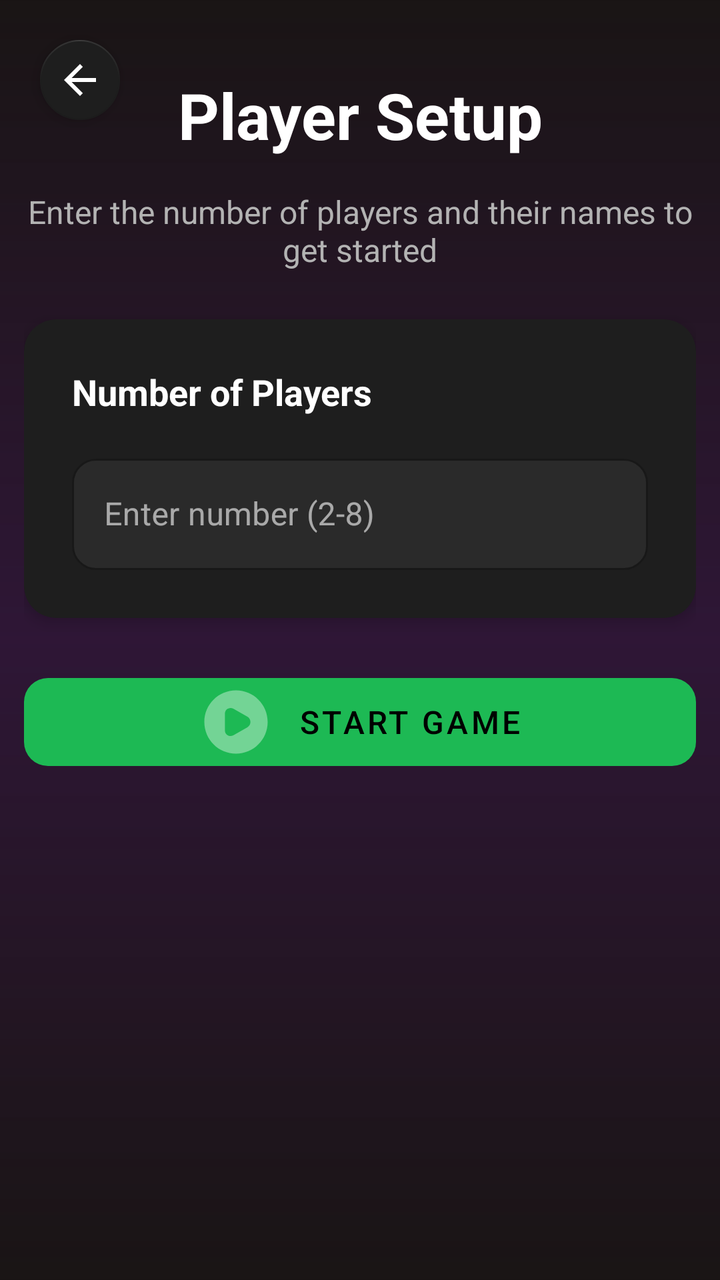
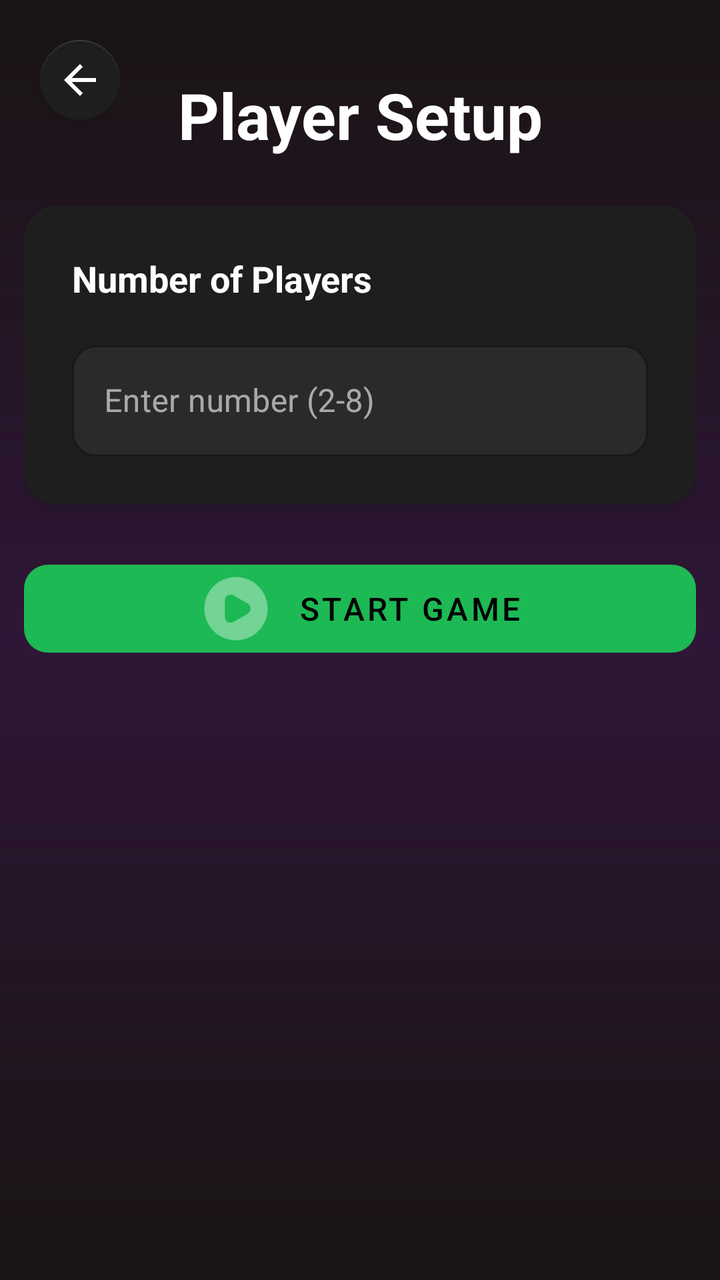

The first picture is an Android layout as it rendered before a commit; the second is the same layout after the commit. The layout source and the unified diff follow.
<!-- AndroidManifest.xml: application theme Theme.Musick -->
<!-- res/layout/activity_player_setup.xml -->
<?xml version="1.0" encoding="utf-8"?>
<androidx.constraintlayout.widget.ConstraintLayout
    xmlns:android="http://schemas.android.com/apk/res/android"
    xmlns:app="http://schemas.android.com/apk/res-auto"
    xmlns:tools="http://schemas.android.com/tools"
    android:layout_width="match_parent"
    android:layout_height="match_parent"
    android:background="@drawable/gradient_3"
    android:fitsSystemWindows="true"
    tools:context=".PlayerSetupActivity">

    
    <com.google.android.material.floatingactionbutton.FloatingActionButton
        android:id="@+id/backButton"
        android:layout_width="wrap_content"
        android:layout_height="wrap_content"
        android:layout_margin="16dp"
        android:contentDescription="Back"
        android:src="@drawable/ic_arrow_back"
        app:backgroundTint="@color/surface"
        app:tint="@color/text_primary"
        app:fabSize="mini"
        app:elevation="4dp"
        app:layout_constraintTop_toTopOf="parent"
        app:layout_constraintStart_toStartOf="parent" />

    
    <androidx.core.widget.NestedScrollView
        android:id="@+id/scrollView"
        android:layout_width="match_parent"
        android:layout_height="0dp"
        android:fillViewport="true"
        app:layout_constraintTop_toTopOf="parent"
        app:layout_constraintBottom_toBottomOf="parent"
        app:layout_constraintStart_toStartOf="parent"
        app:layout_constraintEnd_toEndOf="parent">

        <androidx.constraintlayout.widget.ConstraintLayout
            android:layout_width="match_parent"
            android:layout_height="wrap_content"
            android:padding="12dp"
            android:minHeight="200dp">

            
            <androidx.constraintlayout.widget.ConstraintLayout
                android:layout_width="0dp"
                android:layout_height="wrap_content"
                android:maxWidth="600dp"
                app:layout_constraintTop_toTopOf="parent"
                app:layout_constraintBottom_toBottomOf="parent"
                app:layout_constraintStart_toStartOf="parent"
                app:layout_constraintEnd_toEndOf="parent"
                app:layout_constraintVertical_bias="0.0">

                
                <TextView
                    android:id="@+id/setupTitleTextView"
                    android:layout_width="wrap_content"
                    android:layout_height="wrap_content"
                    android:text="Player Setup"
                    android:textColor="@color/spotify_white"
                    android:textSize="32sp"
                    android:textStyle="bold"
                    android:layout_marginTop="24dp"
                    app:layout_constraintTop_toTopOf="parent"
                    app:layout_constraintStart_toStartOf="parent"
                    app:layout_constraintEnd_toEndOf="parent" />

                <TextView
                    android:id="@+id/setupDescriptionTextView"
                    android:layout_width="0dp"
                    android:layout_height="wrap_content"
                    android:text="Enter the number of players and their names to get started"
                    android:textColor="@color/text_secondary"
                    android:textSize="16sp"
                    android:gravity="center"
                    android:layout_marginTop="16dp"
                    app:layout_constraintTop_toBottomOf="@id/setupTitleTextView"
                    app:layout_constraintStart_toStartOf="parent"
                    app:layout_constraintEnd_toEndOf="parent" />

                
                <com.google.android.material.card.MaterialCardView
                    android:id="@+id/playerCountCard"
                    android:layout_width="0dp"
                    android:layout_height="wrap_content"
                    android:layout_marginTop="24dp"
                    app:cardCornerRadius="16dp"
                    app:cardElevation="4dp"
                    app:cardBackgroundColor="@color/surface"
                    app:layout_constraintTop_toBottomOf="@id/setupDescriptionTextView"
                    app:layout_constraintStart_toStartOf="parent"
                    app:layout_constraintEnd_toEndOf="parent">

                    <LinearLayout
                        android:layout_width="match_parent"
                        android:layout_height="wrap_content"
                        android:orientation="vertical"
                        android:padding="24dp">

                        <TextView
                            android:layout_width="wrap_content"
                            android:layout_height="wrap_content"
                            android:text="Number of Players"
                            android:textColor="@color/text_primary"
                            android:textSize="18sp"
                            android:textStyle="bold"
                            android:layout_marginBottom="16dp" />

                        <com.google.android.material.textfield.TextInputLayout
                            android:id="@+id/playerCountInputLayout"
                            style="@style/Widget.MaterialComponents.TextInputLayout.OutlinedBox"
                            android:layout_width="match_parent"
                            android:layout_height="wrap_content"
                            android:hint="Enter number (2-8)"
                            app:boxBackgroundColor="@color/surface_variant"
                            app:boxStrokeColor="@color/spotify_green"
                            app:hintTextColor="@color/text_secondary"
                            app:boxCornerRadiusTopStart="12dp"
                            app:boxCornerRadiusTopEnd="12dp"
                            app:boxCornerRadiusBottomStart="12dp"
                            app:boxCornerRadiusBottomEnd="12dp">

                            <com.google.android.material.textfield.TextInputEditText
                                android:id="@+id/playerCountInput"
                                android:layout_width="match_parent"
                                android:layout_height="wrap_content"
                                android:inputType="number"
                                android:imeOptions="actionNext"
                                android:textColor="@color/text_primary"
                                android:textSize="16sp" />

                        </com.google.android.material.textfield.TextInputLayout>

                    </LinearLayout>

                </com.google.android.material.card.MaterialCardView>

                
                <com.google.android.material.card.MaterialCardView
                    android:id="@+id/playerNamesCard"
                    android:layout_width="0dp"
                    android:layout_height="wrap_content"
                    android:layout_marginTop="24dp"
                    android:visibility="gone"
                    app:cardCornerRadius="16dp"
                    app:cardElevation="4dp"
                    app:cardBackgroundColor="@color/surface"
                    app:layout_constraintTop_toBottomOf="@id/playerCountCard"
                    app:layout_constraintStart_toStartOf="parent"
                    app:layout_constraintEnd_toEndOf="parent">

                    <LinearLayout
                        android:layout_width="match_parent"
                        android:layout_height="wrap_content"
                        android:orientation="vertical"
                        android:padding="24dp">

                        <TextView
                            android:layout_width="wrap_content"
                            android:layout_height="wrap_content"
                            android:text="Player Names"
                            android:textColor="@color/text_primary"
                            android:textSize="18sp"
                            android:textStyle="bold"
                            android:layout_marginBottom="16dp" />

                        <LinearLayout
                            android:id="@+id/playerNamesLayout"
                            android:layout_width="match_parent"
                            android:layout_height="wrap_content"
                            android:orientation="vertical" />

                    </LinearLayout>

                </com.google.android.material.card.MaterialCardView>

                
                <com.google.android.material.button.MaterialButton
                    android:id="@+id/startGameButton"
                    android:layout_width="match_parent"
                    android:layout_height="56dp"
                    android:layout_marginTop="24dp"
                    android:layout_marginBottom="32dp"
                    android:text="Start Game"
                    android:textColor="@color/text_on_primary"
                    android:textSize="16sp"
                    android:enabled="false"
                    app:backgroundTint="@color/spotify_green"
                    app:cornerRadius="12dp"
                    app:icon="@drawable/play"
                    app:iconGravity="textStart"
                    app:iconPadding="12dp"
                    app:iconSize="38dp"
                    app:layout_constraintTop_toBottomOf="@id/playerNamesCard"
                    app:layout_constraintStart_toStartOf="parent"
                    app:layout_constraintEnd_toEndOf="parent"
                    app:layout_constraintBottom_toBottomOf="parent" />

            </androidx.constraintlayout.widget.ConstraintLayout>

        </androidx.constraintlayout.widget.ConstraintLayout>

    </androidx.core.widget.NestedScrollView>

</androidx.constraintlayout.widget.ConstraintLayout>
<!-- resources referenced by this layout -->
<resources>
  <color name="spotify_green">#1DB954</color>
  <color name="spotify_white">#FFFFFF</color>
  <color name="surface">#1E1E1E</color>
  <color name="surface_variant">#2A2A2A</color>
  <color name="text_on_primary">#000000</color>
  <color name="text_primary">#FFFFFF</color>
  <color name="text_secondary">#B3B3B3</color>
  <!-- drawable gradient_3 (drawable) -->
  <?xml version="1.0" encoding="utf-8"?>
  <shape xmlns:android="http://schemas.android.com/apk/res/android">
      <gradient
          android:startColor="#191414"
          android:centerColor="#34821DB9"
          android:endColor="#191414"
          android:angle="90"/>
  </shape>
  <!-- drawable ic_arrow_back (drawable) -->
  <vector xmlns:android="http://schemas.android.com/apk/res/android"
      android:width="24dp"
      android:height="24dp"
      android:viewportWidth="24"
      android:viewportHeight="24"
      android:tint="?attr/colorOnSurface">
      <path
          android:fillColor="@android:color/white"
          android:pathData="M20,11H7.83l5.59,-5.59L12,4l-8,8 8,8 1.41,-1.41L7.83,13H20v-2z"/>
  </vector>
  <!-- drawable play (drawable) -->
  <vector xmlns:android="http://schemas.android.com/apk/res/android" android:autoMirrored="true" android:height="200dp" android:viewportHeight="24" android:viewportWidth="24" android:width="200dp">
        
      <path android:fillColor="@color/spotify_green" android:fillType="evenOdd" android:pathData="M2,12C2,6.477 6.477,2 12,2C17.523,2 22,6.477 22,12C22,17.523 17.523,22 12,22C6.477,22 2,17.523 2,12ZM15.596,10.332C16.887,11.069 16.887,12.931 15.596,13.668L11.154,16.207C9.972,16.882 8.5,16.029 8.5,14.667L8.5,9.333C8.5,7.971 9.972,7.118 11.154,7.793L15.596,10.332Z"/>
      
  </vector>
  <style name="Theme.Musick" parent="Theme.MaterialComponents.DayNight.NoActionBar">
          
          <item name="colorPrimary">@color/spotify_green</item>
          <item name="colorPrimaryVariant">@color/spotify_green</item>
          <item name="colorOnPrimary">@color/white</item>
          <item name="colorSecondary">@color/spotify_green</item>
          <item name="colorSecondaryVariant">@color/spotify_green</item>
          <item name="colorOnSecondary">@color/white</item>
  
          
          <item name="android:colorBackground">@color/spotify_black</item>
          <item name="colorOnBackground">@color/white</item>
          <item name="colorSurface">@color/spotify_dark_gray</item>
          <item name="colorOnSurface">@color/white</item>
  
          
          <item name="colorError">@color/red</item>
          <item name="colorOnError">@color/white</item>
      </style>
  <color name="white">#FFFFFF</color>
  <color name="spotify_black">#191414</color>
  <color name="spotify_dark_gray">#121212</color>
  <color name="red">#EF4444</color>
</resources>

<!-- the commit's change to res/layout/activity_player_setup.xml (unified diff, before → after) -->
@@ -66,19 +66,6 @@
                     app:layout_constraintStart_toStartOf="parent"
                     app:layout_constraintEnd_toEndOf="parent" />
 
-                <TextView
-                    android:id="@+id/setupDescriptionTextView"
-                    android:layout_width="0dp"
-                    android:layout_height="wrap_content"
-                    android:text="Enter the number of players and their names to get started"
-                    android:textColor="@color/text_secondary"
-                    android:textSize="16sp"
-                    android:gravity="center"
-                    android:layout_marginTop="16dp"
-                    app:layout_constraintTop_toBottomOf="@id/setupTitleTextView"
-                    app:layout_constraintStart_toStartOf="parent"
-                    app:layout_constraintEnd_toEndOf="parent" />
-
                 
                 <com.google.android.material.card.MaterialCardView
                     android:id="@+id/playerCountCard"
@@ -88,7 +75,7 @@
                     app:cardCornerRadius="16dp"
                     app:cardElevation="4dp"
                     app:cardBackgroundColor="@color/surface"
-                    app:layout_constraintTop_toBottomOf="@id/setupDescriptionTextView"
+                    app:layout_constraintTop_toBottomOf="@id/setupTitleTextView"
                     app:layout_constraintStart_toStartOf="parent"
                     app:layout_constraintEnd_toEndOf="parent">
 
